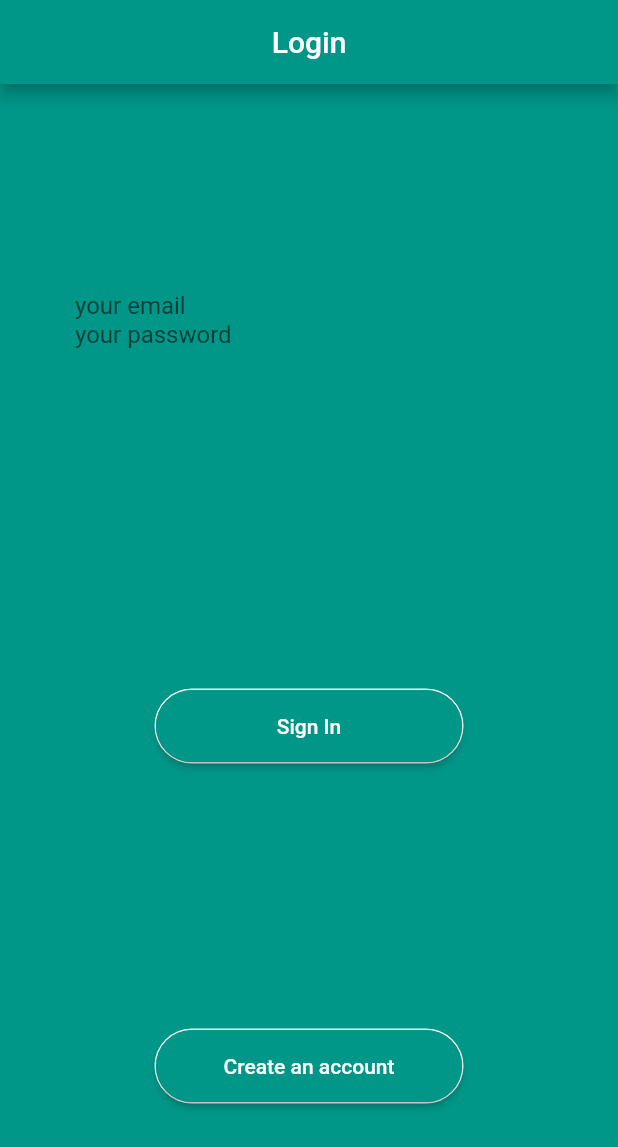
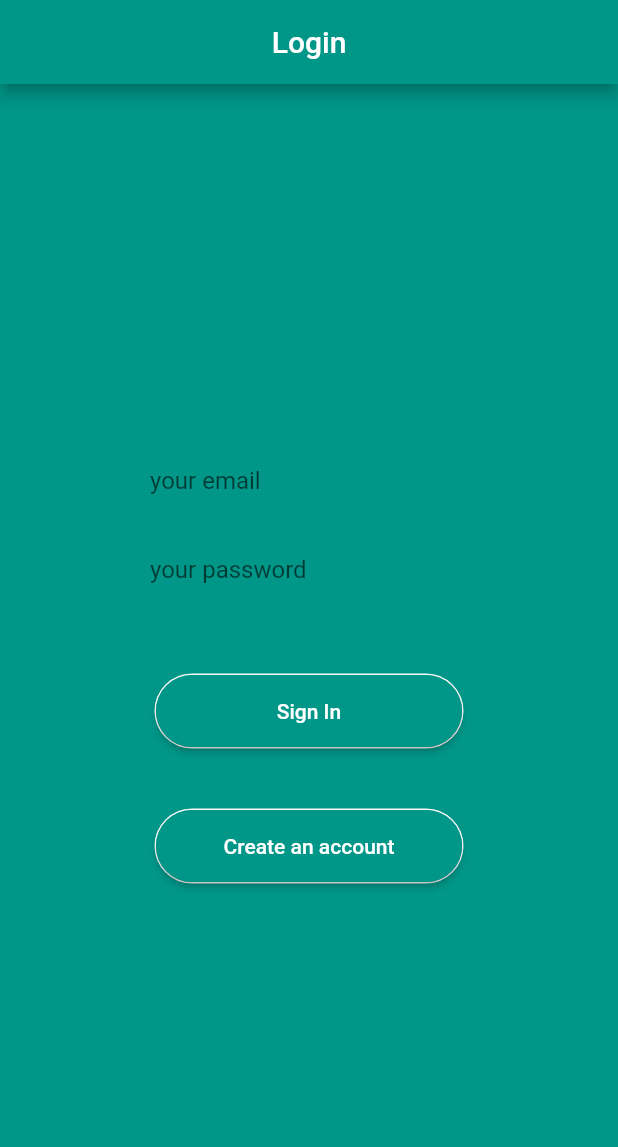
Before and after one commit to seanjmcdonald/flutter_app, a Flutter app: the screen it shows after launch, on a phone screen of 412 x 824 dp. Shown: the top 1147 px of the screen. Run offline on Flutter 3.47's test engine with Material 2 defaults, Android fonts, the phone set to English and light mode, and no system bars; our stand-ins replace cloud_firestore, firebase_auth, firebase_storage, fluttertoast, image_picker; accounts and stored records are empty.

Commit message:
sign in screen okay

```diff
--- a/lib/chat.dart
+++ b/lib/chat.dart
@@ -1,7 +1,6 @@
 import 'package:flutter/material.dart';
 import 'package:cloud_firestore/cloud_firestore.dart';
 import 'package:firebase_auth/firebase_auth.dart';
-import 'package:async/async.dart';
 import 'package:fluttertoast/fluttertoast.dart';
 
 
@@ -143,7 +142,6 @@ class TwoPersonChat extends StatefulWidget{
 class _TwoPersonChat extends State<TwoPersonChat> {
   TextEditingController textController= TextEditingController();
   FirebaseUser user;
-  FocusNode _focusNode=FocusNode();
 
 
   void sendMessage(data) {
--- a/lib/login.dart
+++ b/lib/login.dart
@@ -42,14 +42,15 @@ class _LoginPage extends State<LoginPage> {
   }
 
   Widget loadText(){
-
     return Container(
-      padding: EdgeInsets.all(50),
       child:Form(
         key: this._formKey,
+        child: Padding(padding: EdgeInsets.symmetric(horizontal: 100),
           child: Column(
             children: <Widget>[
-          TextFormField(
+
+              Padding(padding: EdgeInsets.symmetric(vertical: 20),
+              child:TextFormField(
                 style: TextStyle(color: Colors.white),
                 keyboardType: TextInputType.emailAddress,
                 decoration: InputDecoration.collapsed(
@@ -59,6 +60,9 @@ class _LoginPage extends State<LoginPage> {
                 onSaved: (val)=>credentials.email=val,
                 validator: (val)=>val==''?val:null,
               ),
+      ),
+              Padding(padding: EdgeInsets.symmetric(vertical: 20),
+                child:
               TextFormField(
                 style: TextStyle(color: Colors.white),
                 decoration: InputDecoration.collapsed(
@@ -68,11 +72,58 @@ class _LoginPage extends State<LoginPage> {
                 onSaved: (val)=>credentials.password=val,
                 validator: (val)=>val==''?val:null,
               ),
+              ),
             ],
+          ),
         ),
       ),
     );
   }
+
+  Widget loadButtons(){
+    return Container(
+      child: Column(
+        children: <Widget>[
+      Padding(
+      padding: EdgeInsets.symmetric(vertical: 40),
+          child: Container(
+            decoration: BoxDecoration(
+                borderRadius: BorderRadius.circular(40),
+                border: Border.all(color: Colors.white,width: 1)
+            ),
+            width: MediaQuery.of(context).size.width/2,
+            height: 50,
+
+            child: RaisedButton(
+              shape: RoundedRectangleBorder(borderRadius: BorderRadius.circular(40),),
+              child: Text('Sign In',style: TextStyle(color: Colors.white),),
+              color: Colors.teal,
+              onPressed: signIn,
+            ),
+            ),
+          ),
+          Padding(padding: EdgeInsets.symmetric(vertical: 0),
+          child:
+          Container(
+            decoration: BoxDecoration(
+              borderRadius: BorderRadius.circular(40),
+              border: Border.all(color: Colors.white,width: 1),
+            ),
+            width: MediaQuery.of(context).size.width/2,
+            height: 50,
+            child: new RaisedButton(
+              shape: RoundedRectangleBorder(borderRadius: BorderRadius.circular(40)),
+              color: Colors.teal,
+              child: Text('Create an account',style: TextStyle(color: Colors.white),),
+              onPressed: () => Navigator.pushNamed(context, '/createaccount'),
+            ),
+          ),
+    ),
+        ],
+      ),
+    );
+  }
+
 
 
   @override
@@ -90,37 +141,11 @@ class _LoginPage extends State<LoginPage> {
       body: Stack(
         children: <Widget>[
           Column(
-            mainAxisAlignment: MainAxisAlignment.spaceAround,
+            mainAxisAlignment: MainAxisAlignment.center,
+            //mainAxisAlignment: MainAxisAlignment.spaceAround,
             children: <Widget>[
               loadText(),
-              Container(
-                decoration: BoxDecoration(
-                  borderRadius: BorderRadius.circular(40),
-                  border: Border.all(color: Colors.white,width: 1)
-                ),
-                width: MediaQuery.of(context).size.width/2,
-                height: 50,
-                child: new RaisedButton(
-                  shape: RoundedRectangleBorder(borderRadius: BorderRadius.circular(40),),
-                  child: Text('Sign In',style: TextStyle(color: Colors.white),),
-                  color: Colors.teal,
-                  onPressed: signIn,
-                ),
-              ),
-              Container(
-                decoration: BoxDecoration(
-                  borderRadius: BorderRadius.circular(40),
-                  border: Border.all(color: Colors.white,width: 1),
-                ),
-                width: MediaQuery.of(context).size.width/2,
-                height: 50,
-                child: new RaisedButton(
-                  shape: RoundedRectangleBorder(borderRadius: BorderRadius.circular(40)),
-                  color: Colors.teal,
-                  child: Text('Create an account',style: TextStyle(color: Colors.white),),
-                  onPressed: () => Navigator.pushNamed(context, '/createaccount'),
-                ),
-              ),
+              loadButtons(),
             ],
           ),
         ],
```
Lines whose indentation alone changed are shown as unchanged.
